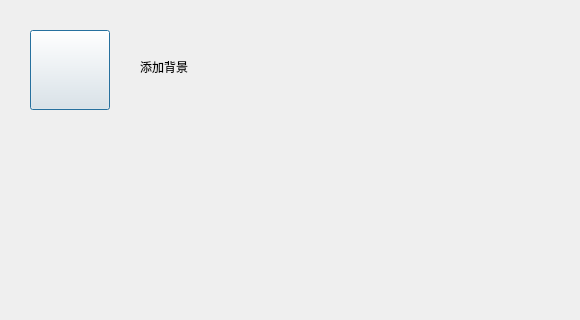
1028417/XMusic, file src/XMusic/addbkgdlg.ui: the form before one commit; both pictures show x 0 to 580 and y 0 to 320 of the 814 by 500 pixel window.
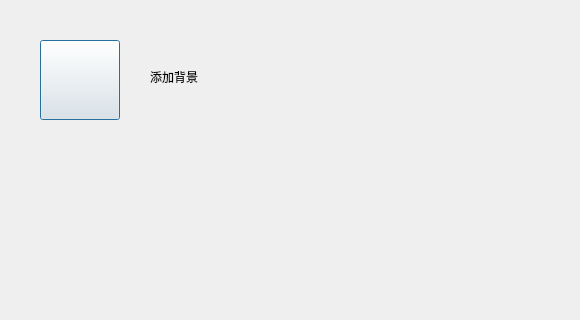
The form after the commit. Icons and pictures are not drawn. Custom widgets are drawn as their Qt base class.

The edit to the form file:
```diff
--- a/src/XMusic/addbkgdlg.ui
+++ b/src/XMusic/addbkgdlg.ui
@@ -16,8 +16,8 @@
   <widget class="CButton" name="btnReturn">
    <property name="geometry">
     <rect>
-     <x>30</x>
-     <y>30</y>
+     <x>40</x>
+     <y>40</y>
      <width>80</width>
      <height>80</height>
     </rect>
@@ -44,8 +44,8 @@
   <widget class="CLabel" name="labelTitle">
    <property name="geometry">
     <rect>
-     <x>140</x>
-     <y>37</y>
+     <x>150</x>
+     <y>47</y>
      <width>300</width>
      <height>60</height>
     </rect>
```
